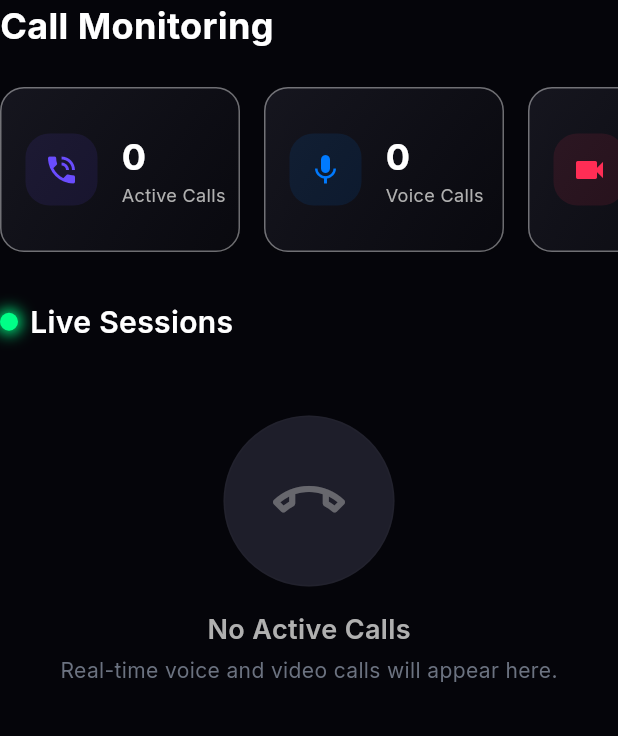
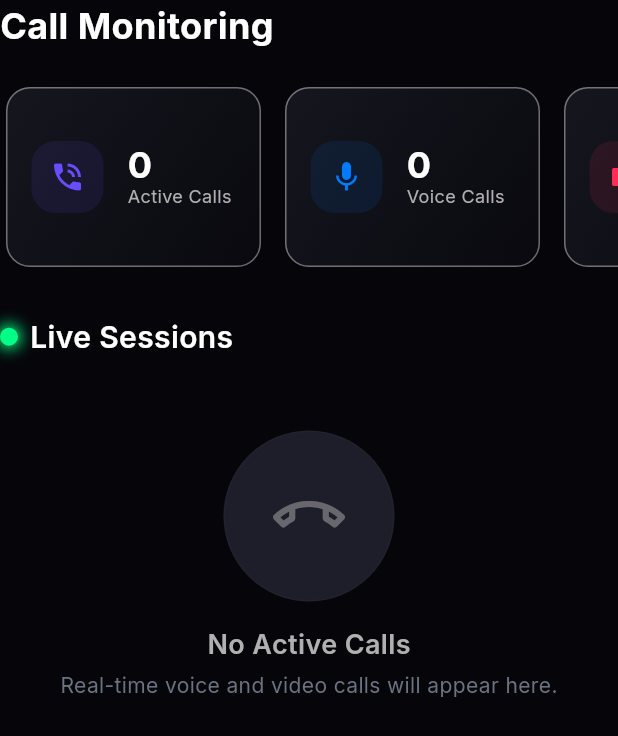
Before and after one commit to vishal-jaat-007/Strame_Admin, a Flutter app: the CallsModule widget shown alone on an empty page, opened directly, on a phone screen of 412 x 824 dp. Shown: the top 736 px of the screen. Run offline on Flutter 3.47's test engine with Material 3 defaults, Android fonts, the phone set to English and light mode, and no system bars; our stand-ins replace cached_network_image, cloud_firestore, csv, file_picker, firebase_auth, firebase_core and 4 more; missing offline and left inert: dart:html; accounts and stored records are empty; network calls fail.

Commit message:
Fix dashboard UI clipping and improve responsiveness across all modules (User, Creator, Calls, Reports, Withdrawals)

```diff
--- a/lib/screens/modules/calls/calls_module.dart
+++ b/lib/screens/modules/calls/calls_module.dart
@@ -129,19 +129,35 @@ class _CallsModuleState extends State<CallsModule> {
 
     if (isMobile) {
       return SizedBox(
-        height: 110,
+        height: 120,
         child: ListView.separated(
           scrollDirection: Axis.horizontal,
+          padding: const EdgeInsets.symmetric(horizontal: 4),
           itemCount: cards.length,
           separatorBuilder:
               (context, index) => const SizedBox(width: AdminTheme.spacingMd),
           itemBuilder:
-              (context, index) => SizedBox(width: 160, child: cards[index]),
+              (context, index) => SizedBox(width: 170, child: cards[index]),
         ),
       );
     }
 
-    return Row(
+    final screenWidth = MediaQuery.of(context).size.width;
+    if (screenWidth < 1100) {
+      return GridView.count(
+        shrinkWrap: true,
+        physics: const NeverScrollableScrollPhysics(),
+        crossAxisCount: screenWidth < 800 ? 1 : 2,
+        childAspectRatio: 2.2,
+        crossAxisSpacing: 12,
+        mainAxisSpacing: 12,
+        children: cards,
+      );
+    }
+
+    return IntrinsicHeight(
+      child: Row(
+        crossAxisAlignment: CrossAxisAlignment.stretch,
         children:
             cards
                 .map(
@@ -153,6 +169,7 @@ class _CallsModuleState extends State<CallsModule> {
                   ),
                 )
                 .toList(),
+      ),
     );
   }
 
@@ -175,16 +192,22 @@ class _CallsModuleState extends State<CallsModule> {
             child: Icon(icon, color: color, size: 24),
           ),
           const SizedBox(width: AdminTheme.spacingMd),
-          Column(
+          Expanded(
+            child: Column(
               crossAxisAlignment: CrossAxisAlignment.start,
+              mainAxisAlignment: MainAxisAlignment.center,
               mainAxisSize: MainAxisSize.min,
               children: [
-              Text(
+                FittedBox(
+                  fit: BoxFit.scaleDown,
+                  child: Text(
                     value,
                     style: const TextStyle(
                       color: AdminTheme.textPrimary,
                       fontSize: 24,
                       fontWeight: FontWeight.bold,
+                      height: 1.1,
+                    ),
                   ),
                 ),
                 Text(
@@ -193,8 +216,11 @@ class _CallsModuleState extends State<CallsModule> {
                     color: AdminTheme.textSecondary,
                     fontSize: 12,
                   ),
+                  maxLines: 1,
+                  overflow: TextOverflow.ellipsis,
                 ),
               ],
+            ),
           ),
         ],
       ),
@@ -242,6 +268,7 @@ class _CallsModuleState extends State<CallsModule> {
   }
 
   Widget _buildCallsGrid(BuildContext context, List<CallSession> calls) {
+    final screenWidth = MediaQuery.of(context).size.width;
     return GridView.builder(
       shrinkWrap: true,
       physics: const NeverScrollableScrollPhysics(),
@@ -252,7 +279,7 @@ class _CallsModuleState extends State<CallsModule> {
                 : app_utils.AppResponsiveUtils.isTablet(context)
                 ? 2
                 : 3,
-        childAspectRatio: 1.4, // Card aspect ratio
+        childAspectRatio: screenWidth < 1200 ? 1.25 : 1.4,
         crossAxisSpacing: AdminTheme.spacingMd,
         mainAxisSpacing: AdminTheme.spacingMd,
       ),
--- a/lib/screens/modules/monetization/monetization_module.dart
+++ b/lib/screens/modules/monetization/monetization_module.dart
@@ -115,6 +115,7 @@ class _MonetizationModuleState extends State<MonetizationModule>
         TabBar(
           controller: _tabController,
           isScrollable: true,
+          labelPadding: const EdgeInsets.symmetric(horizontal: 24, vertical: 8),
           labelColor: AdminTheme.primaryPurple,
           unselectedLabelColor: AdminTheme.textSecondary,
           indicatorColor: AdminTheme.primaryPurple,
```
Also changed, not shown: lib/screens/admin/pending_approvals_screen.dart (+27 -16 lines), lib/screens/admin/user_management_screen.dart (+59 -20 lines), lib/screens/admin/withdrawal_requests_screen.dart (+6 -3 lines), lib/screens/modules/creators/creators_module.dart (+69 -19 lines), lib/screens/modules/reports/reports_module.dart (+10 -4 lines). Lines whose indentation alone changed are shown as unchanged.
